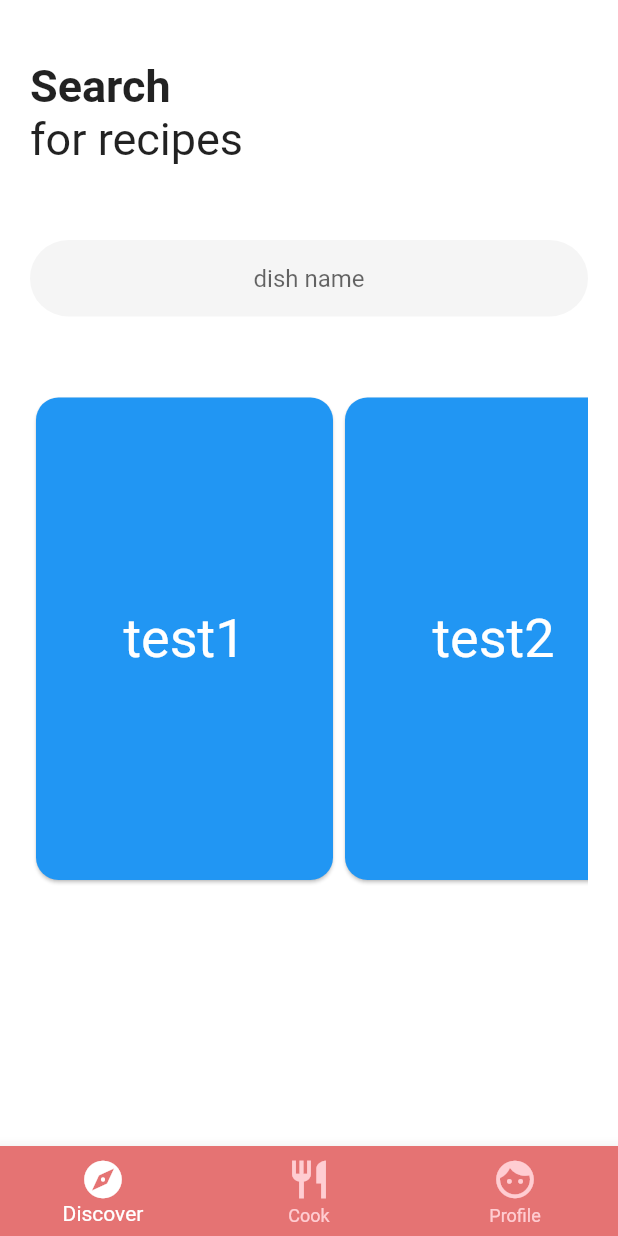
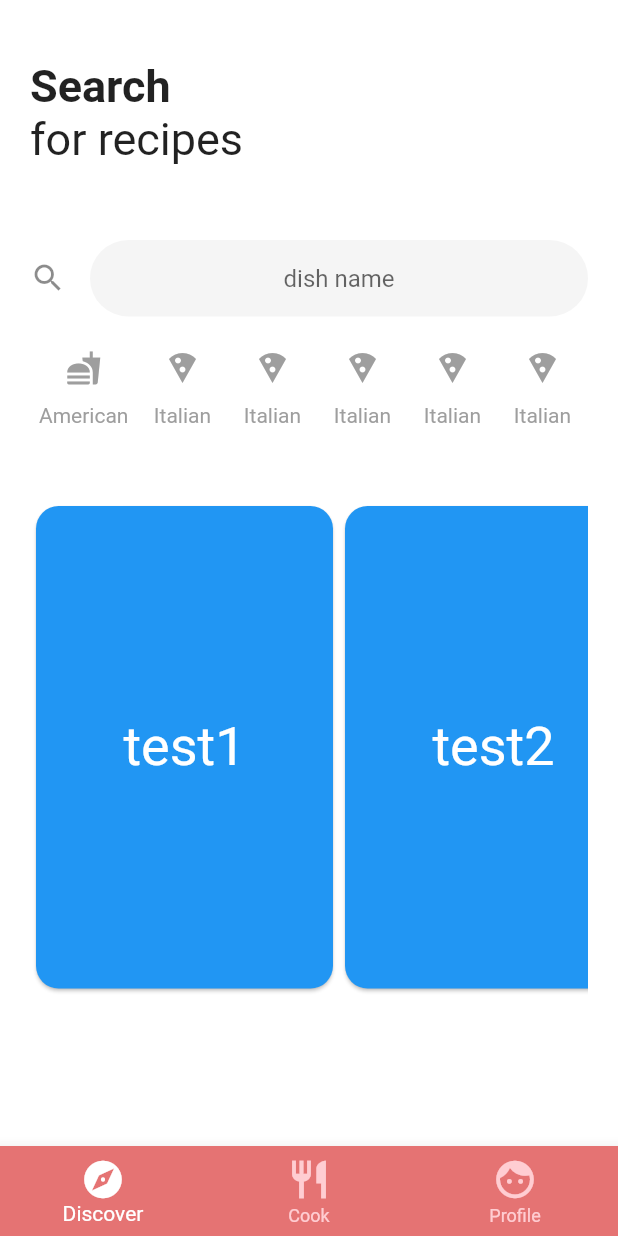
Before and after one commit to ausgomez/recipe_app_flutter, a Flutter app: the screen it shows after launch, on a phone screen of 412 x 824 dp. Run offline on Flutter 3.47's test engine with Material 2 defaults, Android fonts, the phone set to English and light mode, and no system bars; our stand-ins replace flutter_html.

Commit message:
adding scrollable recipe suggestions

```diff
--- a/lib/screens/Discover/discoverPage.dart
+++ b/lib/screens/Discover/discoverPage.dart
@@ -9,11 +9,22 @@ class DiscoverPage extends StatefulWidget {
 class _DiscoverPageState extends State<DiscoverPage> {
   int index = 0;
   List<String> tests = ["test1", "test2", "test3"];
+  List suggestions = [
+    {'title': 'American', 'icon': Icons.fastfood},
+    {'title': 'Italian', 'icon': Icons.local_pizza},
+    {'title': 'Italian', 'icon': Icons.local_pizza},
+    {'title': 'Italian', 'icon': Icons.local_pizza},
+    {'title': 'Italian', 'icon': Icons.local_pizza},
+    {'title': 'Italian', 'icon': Icons.local_pizza}
+  ];
+
   @override
   Widget build(BuildContext context) {
     List<Widget> widgets = tests.map((name) => new Text(name)).toList();
     return Container(
-      padding: EdgeInsets.only(top: 40.0, right: 20.0, left: 20.0),
+      padding: EdgeInsets.only(top: 40.0),
+      child: Container(
+        padding: EdgeInsets.only(right: 20.0, left: 20.0),
         child: Column(
           crossAxisAlignment: CrossAxisAlignment.start,
           children: <Widget>[
@@ -30,6 +41,7 @@ class _DiscoverPageState extends State<DiscoverPage> {
               textAlign: TextAlign.center,
               keyboardType: TextInputType.text,
               decoration: InputDecoration(
+                icon: Icon(Icons.search),
                 hintText: 'dish name',
                 hintStyle: TextStyle(fontSize: 16),
                 border: OutlineInputBorder(
@@ -43,7 +55,38 @@ class _DiscoverPageState extends State<DiscoverPage> {
                 contentPadding: EdgeInsets.all(16),
               ),
             ),
-          SizedBox(height: 50),
+            SizedBox(height: 10),
+            Container(
+              height: MediaQuery.of(context).size.height * 0.1,
+              child: ListView.builder(
+                  scrollDirection: Axis.horizontal,
+                  itemCount: suggestions.length,
+                  itemBuilder: (context, index) {
+                    return Container(
+                      margin: EdgeInsets.symmetric(horizontal: 6),
+                      child: Column(
+                        mainAxisSize: MainAxisSize.min,
+                        children: <Widget>[
+                          IconButton(
+                            color: Colors.grey,
+                            icon: Icon(suggestions[index]['icon']),
+                            tooltip: 'Increase volume by 10',
+                            onPressed: () {
+                              setState(() {
+                                print(suggestions[index]);
+                              });
+                            },
+                          ),
+                          Text(
+                            suggestions[index]['title'],
+                            style: TextStyle(color: Colors.grey),
+                          ),
+                        ],
+                      ),
+                    );
+                  }),
+            ),
+            SizedBox(height: 30),
             Container(
               height: MediaQuery.of(context).size.height * 0.4,
               child: ListView.builder(
@@ -61,7 +104,8 @@ class _DiscoverPageState extends State<DiscoverPage> {
                           child: Center(
                               child: Text(
                             tests[index].toString(),
-                          style: TextStyle(color: Colors.white, fontSize: 36.0),
+                            style:
+                                TextStyle(color: Colors.white, fontSize: 36.0),
                           )),
                         ),
                       ),
@@ -70,6 +114,7 @@ class _DiscoverPageState extends State<DiscoverPage> {
             )
           ],
         ),
+      ),
     );
   }
 }
```
Lines whose indentation alone changed are shown as unchanged.
